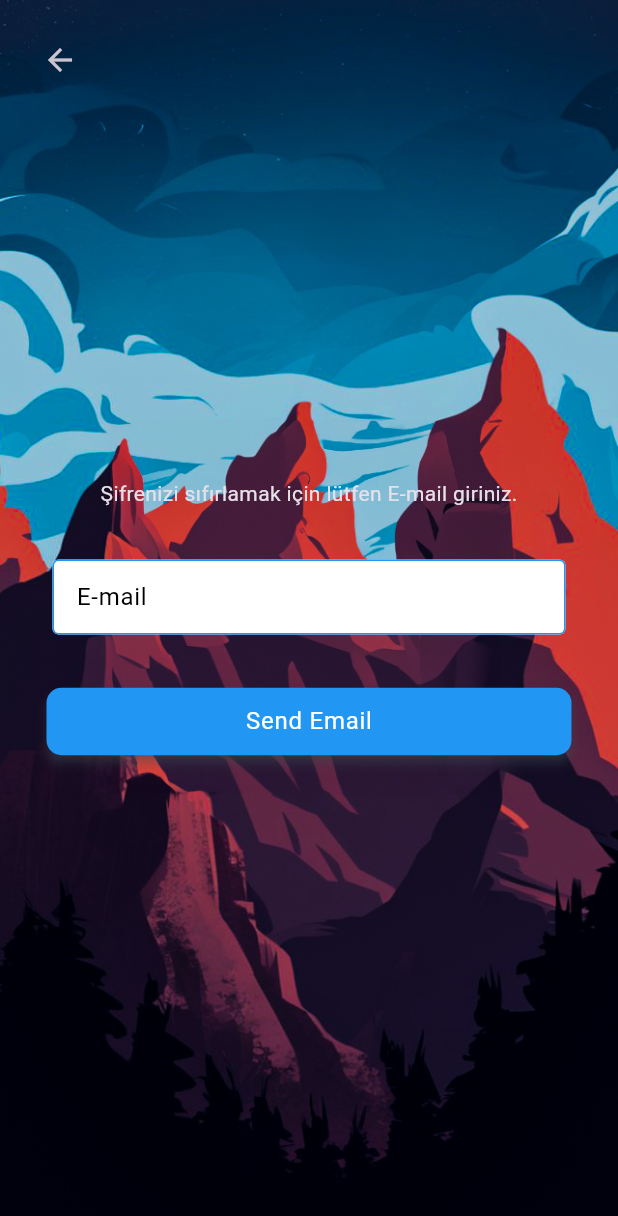
After one commit to BerkErdgn/MotiX, a Flutter app: the screen it shows after launch, after a tap on "Geç", after a tap on "Şifremi unuttum", on a phone screen of 412 x 824 dp. The commit adds this screen. Shown: the top 1216 px of the screen. Run offline on Flutter 3.47's test engine with Material 3 defaults, Android fonts, the phone set to English and light mode, and no system bars; our stand-ins replace animated_splash_screen, cloud_firestore, curved_navigation_bar, dash_chat_2, firebase_auth, firebase_core and 8 more; accounts and stored records are empty; network calls fail; project files that could hold a hidden picture were left out.

Commit message:
Forget Process
Adding a forgot my password button to the login screen.

```diff
--- a/lib/data/auth/Auth.dart
+++ b/lib/data/auth/Auth.dart
@@ -1,13 +1,11 @@
-
 import 'package:firebase_auth/firebase_auth.dart';
 
-class Auth{
-
+class Auth {
   final FirebaseAuth _firebaseAuth = FirebaseAuth.instance;
 
   User? get currentUser => _firebaseAuth.currentUser;
 
-  bool checkIfUserSignIn(){
+  bool checkIfUserSignIn() {
     return _firebaseAuth.currentUser != null;
   }
 
@@ -16,22 +14,27 @@ class Auth{
   Future<void> signInWithEmailAndPassword({
     required String email,
     required String password,
-}) async {
-    await _firebaseAuth.signInWithEmailAndPassword(email: email, password: password);
+  }) async {
+    await _firebaseAuth.signInWithEmailAndPassword(
+        email: email, password: password);
   }
 
+  Future<void> createUserWithEmailAndPassword(
+      {required String email, required String password}) async {
+    await _firebaseAuth.createUserWithEmailAndPassword(
+        email: email, password: password);
+  }
 
-  Future<void> createUserWithEmailAndPassword({
-    required String email,
-    required String password
-}) async {
-    await _firebaseAuth.createUserWithEmailAndPassword(email: email, password: password);
-}
+  Future<void> signOut() async {
+    await _firebaseAuth.signOut();
+  }
 
-Future<void> signOut()async{
-    await _firebaseAuth.signOut();
+  Future<void> sendPasswordResetLink(String email) async{
+    try{
+      await _firebaseAuth.sendPasswordResetEmail(email: email);
+    }catch(e){
+      print(e.toString());
+    }
+  }
 
 }
-
-
-}
--- /dev/null
+++ b/lib/pages/auth_page/forgotPassword.dart
@@ -0,0 +1,79 @@
+import 'package:flutter/cupertino.dart';
+import 'package:flutter/material.dart';
+import 'package:motix_app/data/auth/Auth.dart';
+import 'package:motix_app/product/components/inputField.dart';
+import 'package:motix_app/product/components/registerButton.dart';
+
+class ForgetPassword extends StatefulWidget {
+  const ForgetPassword({super.key});
+
+  @override
+  State<ForgetPassword> createState() => _ForgetPasswordState();
+}
+
+class _ForgetPasswordState extends State<ForgetPassword> {
+
+    final TextEditingController _controllerForgetPasswordEmail = TextEditingController();
+
+    Future<void> sendEmail()async{
+        await Auth().sendPasswordResetLink(_controllerForgetPasswordEmail.text);
+        ScaffoldMessenger.of(context).showSnackBar(SnackBar(
+            content: Text(
+                "E-mail gönderildi.")));
+        Navigator.pop(context);
+    }
+
+    @override
+    Widget build(BuildContext context) {
+      return Scaffold(
+        body: SafeArea(
+          child: Stack(
+            children: [
+              Positioned.fill(
+                child: Image.asset(
+                  "assets/background1.jpg",
+                  fit: BoxFit.cover,
+                ),
+              ),
+              Positioned(
+                top: 16,
+                left: 16,
+                child: IconButton(
+                  icon: Icon(Icons.arrow_back),
+                  onPressed: () {
+                    Navigator.pop(context);
+                  },
+                ),
+              ),
+              Center(
+                child: Padding(
+                  padding: EdgeInsets.symmetric(horizontal: 25),
+                  child: Column(
+                    mainAxisAlignment: MainAxisAlignment.center,
+                    children: [
+                      Text("Şifrenizi sıfırlamak için lütfen E-mail giriniz."),
+                      SizedBox(
+                        height: 20,
+                      ),
+                      InputField(
+                        controller: _controllerForgetPasswordEmail,
+                        labelText: "E-mail",
+                        customKeyboardTypes: TextInputType.emailAddress,
+                      ),
+                      SizedBox(
+                        height: 20,
+                      ),
+                      RegisterButton(
+                        buttonText: "Send Email",
+                        functionEmailAndPassword: sendEmail,
+                      ),
+                    ],
+                  ),
+                ),
+              ),
+            ],
+          ),
+        ),
+      );
+    }
+}
--- a/lib/pages/login_page.dart
+++ b/lib/pages/auth_page/login_page.dart
@@ -2,10 +2,12 @@ import 'package:firebase_auth/firebase_auth.dart';
 import 'package:flutter/material.dart';
 import 'package:motix_app/data/auth/Auth.dart';
 import 'package:motix_app/main_screen.dart';
-import 'package:motix_app/pages/register_page.dart';
+import 'package:motix_app/pages/auth_page/register_page.dart';
 import 'package:motix_app/product/components/inputField.dart';
 import 'package:motix_app/product/components/registerButton.dart';
 import 'package:motix_app/product/language/product_text.dart';
+
+import 'forgotPassword.dart';
 
 class LoginPage extends StatefulWidget {
   const LoginPage({super.key});
@@ -29,8 +31,9 @@ class _LoginPageState extends State<LoginPage> {
       );
     } on FirebaseAuthException catch (e) {
       setState(() {
-        ScaffoldMessenger.of(context)
-            .showSnackBar(SnackBar(content: Text("${e.message}")));
+        ScaffoldMessenger.of(context).showSnackBar(SnackBar(
+            content: Text(
+                "E-mail yada şifreniz yanlış girilmiştir. Lütfen doğru giriniz.")));
       });
     }
   }
@@ -63,6 +66,21 @@ class _LoginPageState extends State<LoginPage> {
                       controller: _controllerPassword,
                       labelText: "Şifre",
                       obscureText: true,
+                    ),
+                    Padding(
+                      padding: EdgeInsets.only(right: 18),
+                      child: Align(
+                        alignment: Alignment.centerRight,
+                        child: InkWell(
+                            onTap: () {
+                              Navigator.push(
+                                  context,
+                                  MaterialPageRoute(
+                                    builder: (context) => const ForgetPassword(),
+                                  ));
+                            },
+                            child: Text("Şifremi unuttum")),
+                      ),
                     ),
                     const SizedBox(height: 25),
                     RegisterButton(
--- a/lib/pages/register_page.dart
+++ b/lib/pages/auth_page/register_page.dart
@@ -6,7 +6,7 @@ import 'package:motix_app/data/auth/Auth.dart';
 import 'package:motix_app/data/dropdownMenuData/DropdownMenuData.dart';
 import 'package:motix_app/main_screen.dart';
 import 'package:motix_app/pages/cubit/registerCubit.dart';
-import 'package:motix_app/pages/login_page.dart';
+import 'package:motix_app/pages/auth_page/login_page.dart';
 import 'package:motix_app/product/components/inputField.dart';
 import 'package:motix_app/product/components/registerButton.dart';
 import 'package:motix_app/product/language/product_text.dart';
--- a/lib/pages/onBoarding/onboarding_screen.dart
+++ b/lib/pages/onBoarding/onboarding_screen.dart
@@ -1,5 +1,5 @@
 import 'package:flutter/material.dart';
-import 'package:motix_app/pages/login_page.dart';
+import 'package:motix_app/pages/auth_page/login_page.dart';
 import 'package:motix_app/pages/onBoarding/intro_screens/intro_page1.dart';
 import 'package:motix_app/pages/onBoarding/intro_screens/intro_page2.dart';
 import 'package:shared_preferences/shared_preferences.dart';
--- a/lib/pages/splash_screen.dart
+++ b/lib/pages/splash_screen.dart
@@ -2,7 +2,7 @@ import 'package:flutter/material.dart';
 import 'package:animated_splash_screen/animated_splash_screen.dart';
 import 'package:motix_app/data/auth/Auth.dart';
 import 'package:motix_app/main_screen.dart';
-import 'package:motix_app/pages/login_page.dart';
+import 'package:motix_app/pages/auth_page/login_page.dart';
 import 'package:motix_app/pages/onBoarding/onboarding_screen.dart';
 import 'package:shared_preferences/shared_preferences.dart';
 
--- a/lib/product/components/inputField.dart
+++ b/lib/product/components/inputField.dart
@@ -1,6 +1,6 @@
 import 'package:flutter/cupertino.dart';
 import 'package:flutter/material.dart';
-import '../../pages/register_page.dart';
+import '../../pages/auth_page/register_page.dart';
 
 class InputField extends StatelessWidget {
   final bool isDropdown;
```
Also changed, not shown: lib/pages/home_page.dart (deleted, +0 -35 lines).
